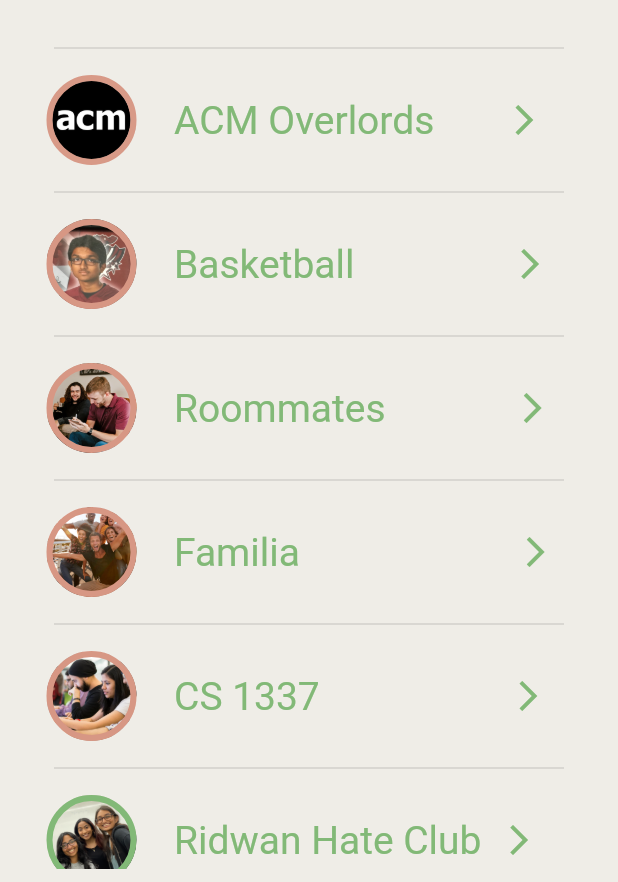
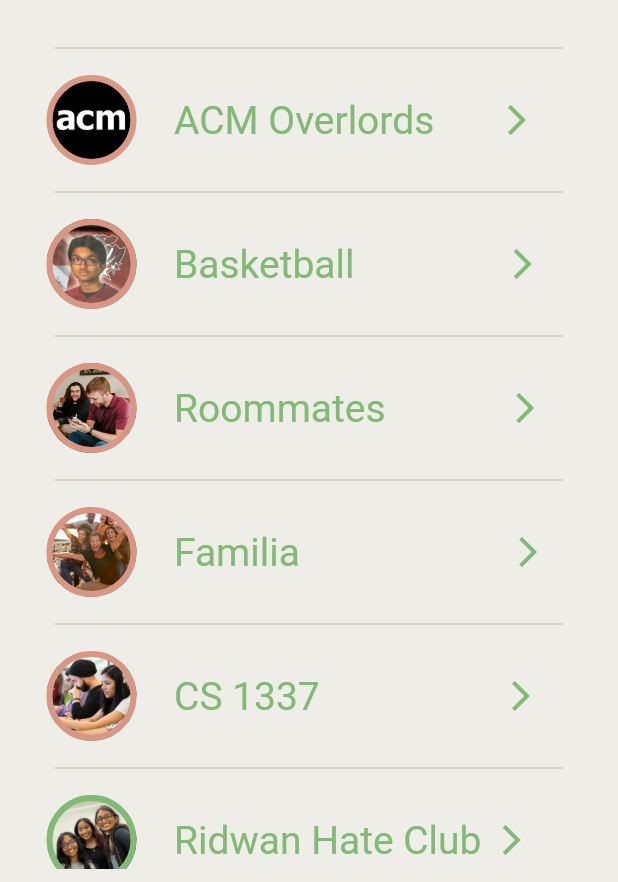
Before and after one commit to acm-projects/Catch-Up, a Flutter app: the AllGroups screen opened directly, on a phone screen of 412 x 824 dp. Shown: the part 351-1233 px from the top of the screen. Run offline on Flutter 3.47's test engine with Material 2 defaults, Android fonts, the phone set to English and light mode, and no system bars; our stand-ins replace animated_splash_screen, camera, cloud_firestore, firebase_auth, firebase_core, firebase_storage and 3 more; accounts and stored records are empty; Roboto replaces fonts that are missing (Cartis-Beautyful-serif, Poppins); project files that could hold a hidden picture were left out.

Commit message:
all groups overflow error fix

```diff
--- a/lib/screens/all_groups.dart
+++ b/lib/screens/all_groups.dart
@@ -174,7 +174,7 @@ class _AllGroupsState extends State<AllGroups> {
                                 color: Color(0xff82B977),
                               ),
                             ),
-                            SizedBox(width: 48),
+                            SizedBox(width: 43),
                             Icon(
                               Icons.arrow_forward_ios,
                               color: Color(0xff82B977),
@@ -244,7 +244,7 @@ class _AllGroupsState extends State<AllGroups> {
                                 color: Color(0xff82B977),
                               ),
                             ),
-                            SizedBox(width: 105),
+                            SizedBox(width: 100),
                             Icon(
                               Icons.arrow_forward_ios,
                               color: Color(0xff82B977),
@@ -314,7 +314,7 @@ class _AllGroupsState extends State<AllGroups> {
                                 color: Color(0xff82B977),
                               ),
                             ),
-                            SizedBox(width: 86),
+                            SizedBox(width: 81),
                             Icon(
                               Icons.arrow_forward_ios,
                               color: Color(0xff82B977),
@@ -385,7 +385,7 @@ class _AllGroupsState extends State<AllGroups> {
                                 color: Color(0xff82B977),
                               ),
                             ),
-                            SizedBox(width: 145),
+                            SizedBox(width: 140),
                             Icon(
                               Icons.arrow_forward_ios,
                               color: Color(0xff82B977),
@@ -455,7 +455,7 @@ class _AllGroupsState extends State<AllGroups> {
                                 color: Color(0xff82B977),
                               ),
                             ),
-                            SizedBox(width: 127),
+                            SizedBox(width: 122),
                             Icon(
                               Icons.arrow_forward_ios,
                               color: Color(0xff82B977),
@@ -525,7 +525,7 @@ class _AllGroupsState extends State<AllGroups> {
                                 color: Color(0xff82B977),
                               ),
                             ),
-                            SizedBox(width: 13),
+                            SizedBox(width: 8),
                             Icon(
                               Icons.arrow_forward_ios,
                               color: Color(0xff82B977),
```
Also changed, not shown: 14 other files.
